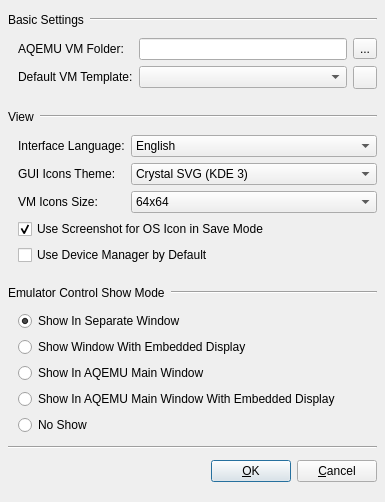
The window that Settings_Window.ui (qunying/aqemu-old) describes before a commit, drawn with Qt 5.
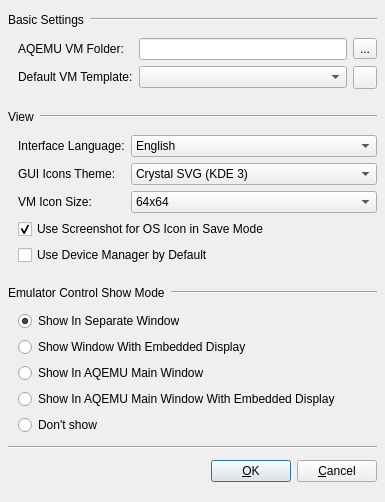
The same window after the commit. Icons and pictures are not drawn.

The edit to the form file:
```diff
--- a/Settings_Window.ui
+++ b/Settings_Window.ui
@@ -208,7 +208,7 @@
      <item row="2" column="0">
       <widget class="QLabel" name="Label_VM_Icons_Size">
        <property name="text">
-        <string>VM Icons Size:</string>
+        <string>VM Icon Size:</string>
        </property>
       </widget>
      </item>
@@ -342,7 +342,7 @@
      <item>
       <widget class="QRadioButton" name="RB_Emul_No_Show">
        <property name="text">
-        <string>No Show</string>
+        <string>Don't show</string>
        </property>
       </widget>
      </item>
```
